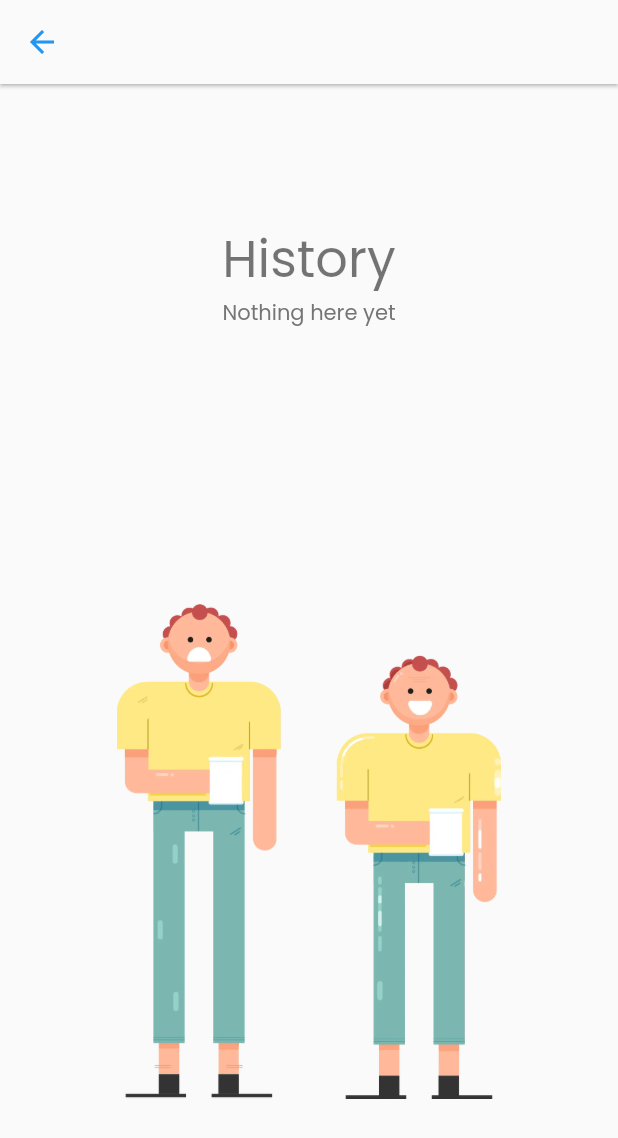
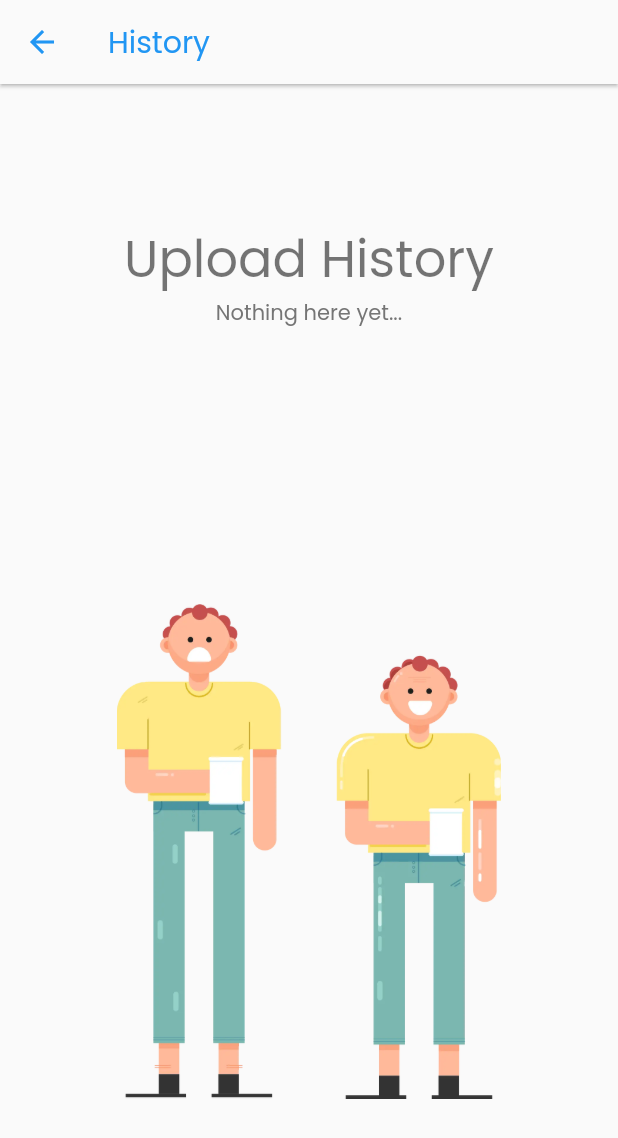
Before and after one commit to lastradev/voidshare, a Flutter app: the screen it shows after launch, after a tap on the "history" icon, on a phone screen of 412 x 824 dp. Shown: the top 1138 px of the screen. Run offline on Flutter 3.47's test engine with Material 2 defaults, Android fonts, the phone set to English and light mode, and no system bars; drawn by our look-alikes of dotted_border; our stand-ins replace file_picker, hive, hive_flutter, loading_indicator, page_transition, share_plus; accounts and stored records are empty.

Commit message:
Add hive database

```diff
--- a/lib/helpers/file_compressor.dart
+++ b/lib/helpers/file_compressor.dart
@@ -97,6 +97,7 @@ class FileCompressor {
       if (abort) {
         break;
       }
+      // Future allows the port to listen while compressing
       await Future(() {
         encoder.addFile(File(file.path!));
       });
--- a/lib/main.dart
+++ b/lib/main.dart
@@ -1,9 +1,11 @@
 import 'package:flutter/material.dart';
 import 'package:flutter/services.dart';
+import 'package:hive_flutter/hive_flutter.dart';
 import 'package:page_transition/page_transition.dart';
 import 'package:provider/provider.dart';
 
 import 'app_theme.dart';
+import 'models/history_entry.dart';
 import 'providers/file_manager.dart';
 import 'providers/file_uploader.dart';
 import 'screens/error_screen.dart';
@@ -12,13 +14,15 @@ import 'screens/home_screen.dart';
 import 'screens/uploaded_screen.dart';
 import 'screens/uploading_screen.dart';
 
-void main() {
+void main() async {
   SystemChrome.setSystemUIOverlayStyle(
     const SystemUiOverlayStyle(
       systemNavigationBarColor: Color(0xFFFAFAFA),
       systemNavigationBarIconBrightness: Brightness.dark,
     ),
   );
+  Hive.initFlutter();
+  Hive.registerAdapter(HistoryEntryAdapter());
   runApp(const MyApp());
 }
 
--- /dev/null
+++ b/lib/models/history_entry.dart
@@ -0,0 +1,25 @@
+import 'package:hive/hive.dart';
+
+part 'history_entry.g.dart';
+
+@HiveType(typeId: 0)
+class HistoryEntry {
+  HistoryEntry({
+    required this.name,
+    required this.size,
+    required this.url,
+    required this.uploadDate,
+    required this.expirationDate,
+  });
+
+  @HiveField(0)
+  final String name;
+  @HiveField(1)
+  final double size;
+  @HiveField(2)
+  final String url;
+  @HiveField(3)
+  final DateTime uploadDate;
+  @HiveField(4)
+  final DateTime expirationDate;
+}
--- a/lib/screens/history_screen.dart
+++ b/lib/screens/history_screen.dart
@@ -1,21 +1,38 @@
 import 'package:flutter/material.dart';
+import 'package:hive/hive.dart';
+import '../models/history_entry.dart';
 
-class HistoryScreen extends StatelessWidget {
+class HistoryScreen extends StatefulWidget {
   const HistoryScreen({Key? key}) : super(key: key);
   static const routeName = '/history';
 
   @override
+  State<HistoryScreen> createState() => _HistoryScreenState();
+}
+
+class _HistoryScreenState extends State<HistoryScreen> {
+  @override
   Widget build(BuildContext context) {
     return Scaffold(
-      appBar: AppBar(),
-      body: Center(
+      appBar: AppBar(title: const Text('History')),
+      body: FutureBuilder(
+        future: Hive.openBox<HistoryEntry>('history'),
+        builder: (BuildContext context, AsyncSnapshot snapshot) {
+          if (snapshot.connectionState == ConnectionState.done) {
+            if (snapshot.hasError) {
+              return Text(snapshot.error.toString());
+            } else {
+              return Center(
                 child: Column(
                   mainAxisAlignment: MainAxisAlignment.spaceAround,
                   children: [
                     Column(
                       children: [
-                Text('History', style: Theme.of(context).textTheme.headline4),
-                const Text('Nothing here yet'),
+                        Text(
+                          'Upload History',
+                          style: Theme.of(context).textTheme.headline4,
+                        ),
+                        const Text('Nothing here yet...'),
                       ],
                     ),
                     Image.asset(
@@ -24,7 +41,19 @@ class HistoryScreen extends StatelessWidget {
                     ),
                   ],
                 ),
+              );
+            }
+          } else {
+            return const SizedBox.shrink();
+          }
+        },
       ),
     );
   }
+
+  @override
+  void dispose() {
+    Hive.box<HistoryEntry>('history').close();
+    super.dispose();
   }
+}
--- a/pubspec.yaml
+++ b/pubspec.yaml
@@ -20,12 +20,16 @@ dependencies:
   provider: ^6.0.1
   share_plus: ^3.0.4
   url_launcher: ^6.0.12
+  hive: ^2.0.4
+  hive_flutter: ^1.1.0
 
 dev_dependencies:
   flutter_lints: ^1.0.4
   flutter_test:
     sdk: flutter
   lint: ^1.7.2
+  hive_generator: ^1.1.1
+  build_runner: ^2.1.5
 
 flutter:
   uses-material-design: true
```
Also changed, not shown: lib/models/history_entry.g.dart (added), pubspec.lock. Lines whose indentation alone changed are shown as unchanged.
